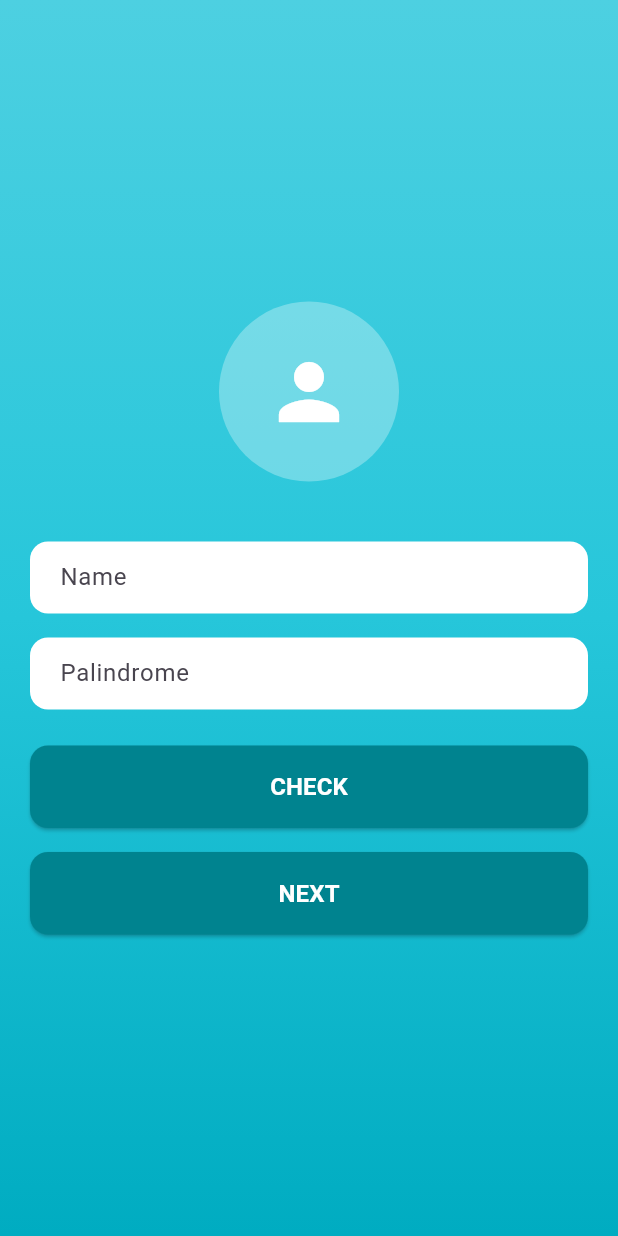
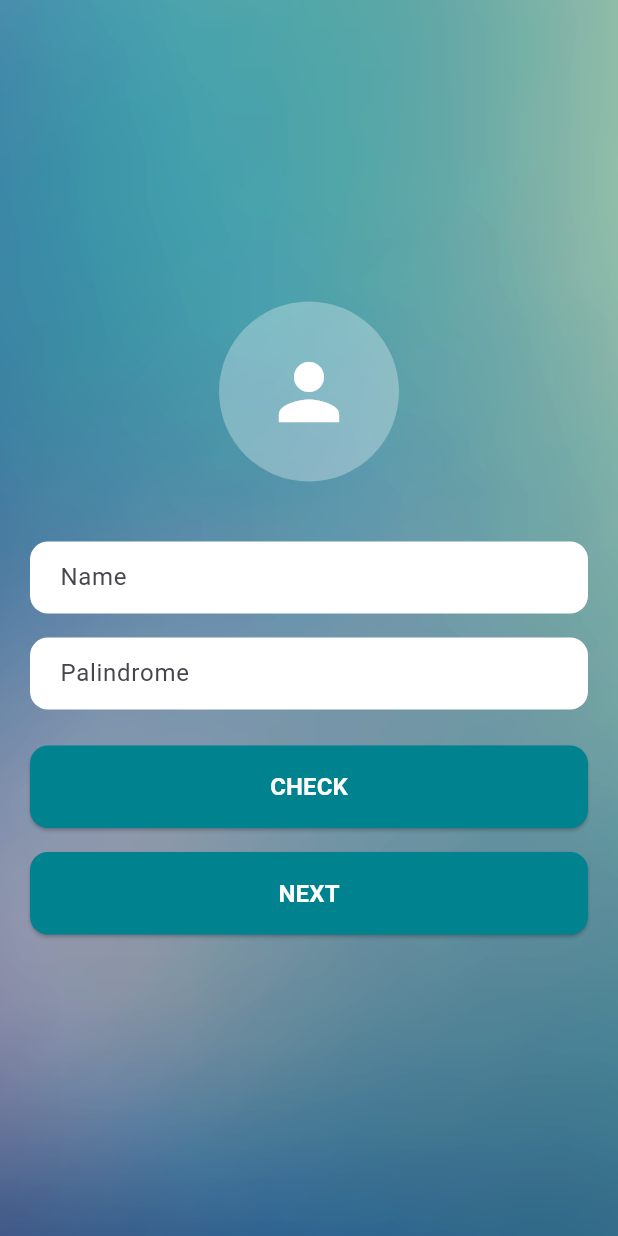
Before and after one commit to Alvinlo221110546/palindrom_check_project, a Flutter app: the screen it shows after launch, on a phone screen of 412 x 824 dp. Run offline on Flutter 3.47's test engine with Material 3 defaults, Android fonts, the phone set to English and light mode, and no system bars.

Commit message:
palindrome_app

```diff
--- a/lib/screens/first_screen.dart
+++ b/lib/screens/first_screen.dart
@@ -49,7 +49,8 @@ class _FirstScreenState extends State<FirstScreen> {
       return;
     }
 
-    Provider.of<UserProvider>(context, listen: false).setUserName(_nameController.text);
+    Provider.of<UserProvider>(context, listen: false)
+        .setUserName(_nameController.text);
 
     Navigator.push(
       context,
@@ -62,14 +63,9 @@ class _FirstScreenState extends State<FirstScreen> {
     return Scaffold(
       body: Container(
         decoration: BoxDecoration(
-          gradient: LinearGradient(
-            begin: Alignment.topCenter,
-            end: Alignment.bottomCenter,
-            colors: [
-              Color(0xFF4DD0E1),
-              Color(0xFF26C6DA),
-              Color(0xFF00ACC1),
-            ],
+          image: DecorationImage(
+            image: AssetImage('assets/background.png'),
+            fit: BoxFit.cover,
           ),
         ),
         child: SafeArea(
@@ -78,7 +74,7 @@ class _FirstScreenState extends State<FirstScreen> {
             child: Column(
               mainAxisAlignment: MainAxisAlignment.center,
               children: [
-                // Main circle avatar
+                // Circle avatar
                 Container(
                   margin: EdgeInsets.only(bottom: 40),
                   child: CircleAvatar(
@@ -105,7 +101,8 @@ class _FirstScreenState extends State<FirstScreen> {
                         borderRadius: BorderRadius.circular(12),
                         borderSide: BorderSide.none,
                       ),
-                      contentPadding: EdgeInsets.symmetric(horizontal: 16, vertical: 12),
+                      contentPadding: EdgeInsets.symmetric(
+                          horizontal: 16, vertical: 12),
                     ),
                   ),
                 ),
@@ -123,7 +120,8 @@ class _FirstScreenState extends State<FirstScreen> {
                         borderRadius: BorderRadius.circular(12),
                         borderSide: BorderSide.none,
                       ),
-                      contentPadding: EdgeInsets.symmetric(horizontal: 16, vertical: 12),
+                      contentPadding: EdgeInsets.symmetric(
+                          horizontal: 16, vertical: 12),
                     ),
                   ),
                 ),
@@ -142,7 +140,9 @@ class _FirstScreenState extends State<FirstScreen> {
                         borderRadius: BorderRadius.circular(12),
                       ),
                     ),
-                    child: Text('CHECK', style: TextStyle(fontSize: 16, fontWeight: FontWeight.bold)),
+                    child: Text('CHECK',
+                        style: TextStyle(
+                            fontSize: 16, fontWeight: FontWeight.bold)),
                   ),
                 ),
 
@@ -159,7 +159,9 @@ class _FirstScreenState extends State<FirstScreen> {
                         borderRadius: BorderRadius.circular(12),
                       ),
                     ),
-                    child: Text('NEXT', style: TextStyle(fontSize: 16, fontWeight: FontWeight.bold)),
+                    child: Text('NEXT',
+                        style: TextStyle(
+                            fontSize: 16, fontWeight: FontWeight.bold)),
                   ),
                 ),
               ],
--- a/lib/screens/second_screen.dart
+++ b/lib/screens/second_screen.dart
@@ -30,7 +30,7 @@ class SecondScreen extends StatelessWidget {
               children: [
                 Text(
                   'Welcome',
-                  style: TextStyle(fontSize: 16, color: Colors.grey[600]),
+                  style: TextStyle(fontSize: 16, color: const Color.fromARGB(255, 78, 77, 77)),
                 ),
                 SizedBox(height: 8),
                 Text(
--- a/pubspec.yaml
+++ b/pubspec.yaml
@@ -1,5 +1,5 @@
-name: my_app
-description: A new Flutter project
+name: palindrome_app
+description: A new Flutter ppalindrome_app project
 
 environment:
   sdk: '>=3.0.0 <4.0.0'
@@ -16,3 +16,5 @@ dev_dependencies:
 
 flutter:
   uses-material-design: true
+  assets:
+    - assets/background.png
```
Also changed, not shown: lib/providers/user_provider.dart (+9 -11 lines), lib/screens/third_screen.dart (+33 -14 lines), assets/background.png (added), assets/background@2x.png (added), assets/background@3x.png (added), 1 other file.
